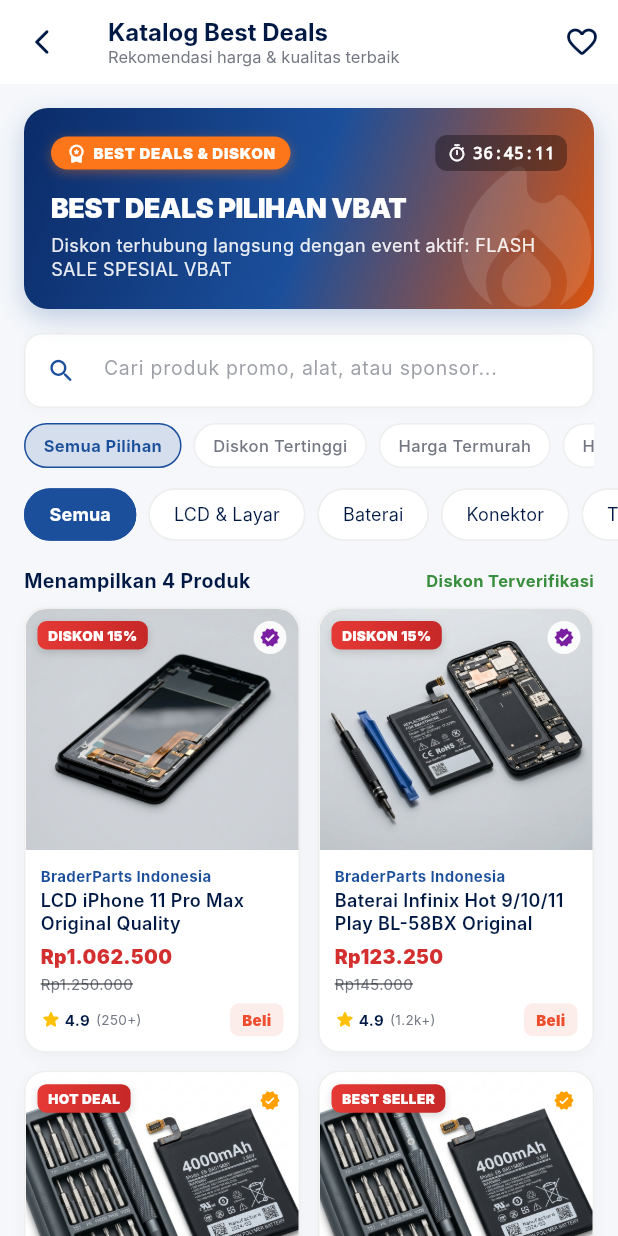
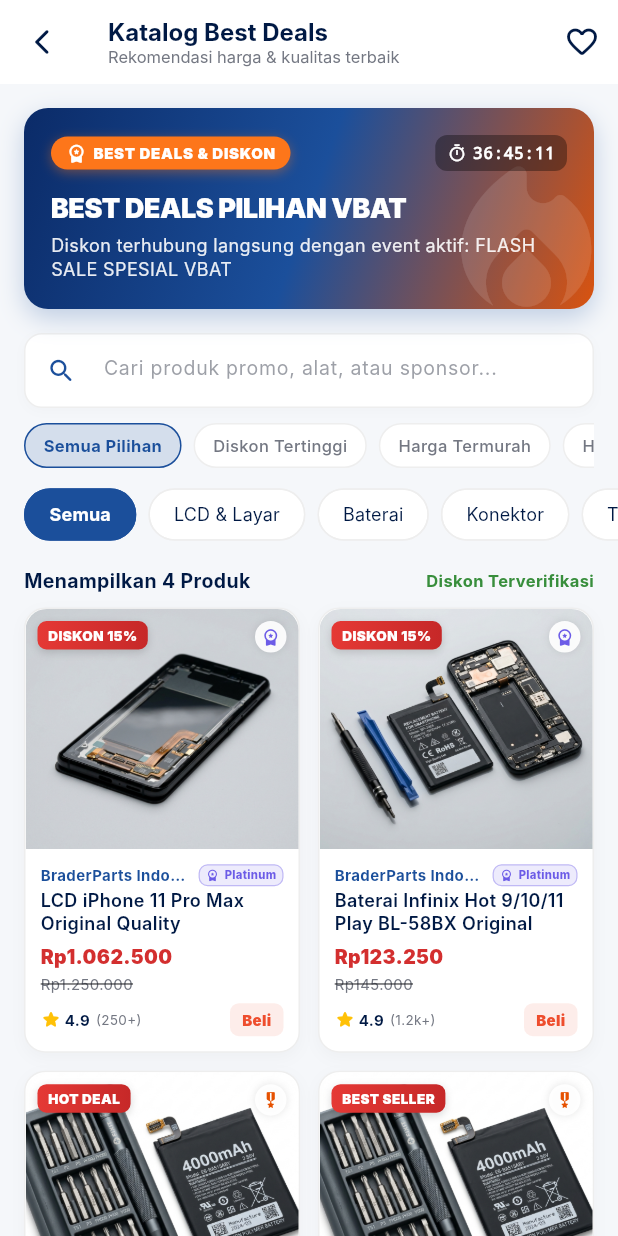
Before and after one commit to dapskuycode/MOCKUP-VBAT, a Flutter app: the ShopPage screen opened directly, after a tap on "Lihat Semua", on a phone screen of 412 x 824 dp. Run offline on Flutter 3.47's test engine with Material 3 defaults, Android fonts, the phone set to English and light mode, and no system bars; our stand-ins replace dartz, dio, equatable, flutter_bloc, go_router, qr_flutter and 3 more; missing offline and left inert: youtube_explode_dart; accounts and stored records are empty; network calls fail; Roboto replaces fonts that are missing (Inter).

Commit message:
feat(app): implement APP-01 Best Deal navigation and APP-02 standardized tier badges

```diff
--- a/lib/core/routes/app_router.dart
+++ b/lib/core/routes/app_router.dart
@@ -221,6 +221,10 @@
         builder: (context, state) => const BestDealsPage(),
       ),
       GoRoute(
+        path: '/shop/best-deals',
+        builder: (context, state) => const BestDealsPage(),
+      ),
+      GoRoute(
         path: '/settings',
         builder: (context, state) => const SettingsPage(),
       ),
--- a/lib/core/widgets/horizontal_sponsor_slider.dart
+++ b/lib/core/widgets/horizontal_sponsor_slider.dart
@@ -3,6 +3,7 @@
 import 'package:vbat_ponsel/core/utils/wishlist_helper.dart';
 import 'package:vbat_ponsel/core/widgets/video_preview_widget.dart';
 import 'package:vbat_ponsel/core/widgets/skeleton_loading.dart';
+import 'package:vbat_ponsel/core/widgets/sponsor_tier_badge.dart';
 
 class HorizontalSponsorSlider extends StatefulWidget {
   final List<Map<String, dynamic>> banners;
@@ -113,10 +114,6 @@
                   itemBuilder: (context, sIndex) {
                     final banner = items[sIndex];
                     final String tier = (banner['tier'] ?? 'PARTNER').toString().toUpperCase();
-                    Color tierColor = const Color(0xFF1B4F9B);
-                    if (tier == "PLATINUM") tierColor = const Color(0xFF6C5CE7);
-                    if (tier == "GOLD") tierColor = const Color(0xFFFD761A);
-                    if (tier == "SILVER") tierColor = const Color(0xFF718096);
 
                     final String imgPath = (banner['image'] ?? banner['media_path'] ?? '').toString();
                     final String mediaType = (banner['media_type'] ?? 'image').toString();
@@ -197,31 +194,15 @@
                             ),
                           ),
 
-                          // Tier Badge at Top Left
+                          // Tier Badge at Top Left (APP-02)
                           Positioned(
                             top: 10,
                             left: 12,
-                            child: Container(
-                              padding: const EdgeInsets.symmetric(horizontal: 7, vertical: 3),
-                              decoration: BoxDecoration(
-                                color: tierColor,
-                                borderRadius: BorderRadius.circular(5),
-                                boxShadow: [
-                                  BoxShadow(
-                                    color: Colors.black.withValues(alpha: 0.25),
-                                    blurRadius: 4,
-                                  ),
-                                ],
-                              ),
-                              child: Text(
-                                "SPONSOR • $tier",
-                                style: const TextStyle(
-                                  color: Colors.white,
-                                  fontSize: 10,
-                                  fontWeight: FontWeight.bold,
-                                  letterSpacing: 0.5,
-                                ),
-                              ),
+                            child: SponsorTierBadge(
+                              rawTier: tier,
+                              isSolid: true,
+                              fontSize: 10,
+                              iconSize: 12,
                             ),
                           ),
 
--- /dev/null
+++ b/lib/core/widgets/sponsor_tier_badge.dart
@@ -0,0 +1,148 @@
+import 'package:flutter/material.dart';
+
+class SponsorTierBadge extends StatelessWidget {
+  final String rawTier;
+  final double fontSize;
+  final double iconSize;
+  final EdgeInsetsGeometry padding;
+  final bool isSolid;
+
+  const SponsorTierBadge({
+    super.key,
+    required this.rawTier,
+    this.fontSize = 9.0,
+    this.iconSize = 11.0,
+    this.padding = const EdgeInsets.symmetric(horizontal: 6, vertical: 2),
+    this.isSolid = false,
+  });
+
+  /// Standardisasi nama tier ringkas (APP-02):
+  /// Mengubah "Sponsor Platinum" -> "Platinum", "SPONSOR GOLD" -> "Gold", dsb.
+  static String cleanTierName(String raw) {
+    String clean = raw
+        .replaceAll(RegExp(r'sponsor\s*', caseSensitive: false), '')
+        .replaceAll(RegExp(r'•\s*', caseSensitive: false), '')
+        .trim();
+
+    if (clean.isEmpty) return 'Partner';
+
+    final lower = clean.toLowerCase();
+    if (lower == 'diamond') return 'Diamond';
+    if (lower == 'platinum') return 'Platinum';
+    if (lower == 'gold') return 'Gold';
+    if (lower == 'silver') return 'Silver';
+    if (lower == 'bronze') return 'Bronze';
+    if (lower == 'kontribusi') return 'Kontribusi';
+    return clean[0].toUpperCase() + clean.substring(1).toLowerCase();
+  }
+
+  static Color getTierColor(String tierName) {
+    final lower = tierName.toLowerCase();
+    switch (lower) {
+      case 'diamond':
+        return const Color(0xFF0096C7);
+      case 'platinum':
+        return const Color(0xFF6C5CE7);
+      case 'gold':
+        return const Color(0xFFE65100);
+      case 'silver':
+        return const Color(0xFF5A6B82);
+      case 'bronze':
+        return const Color(0xFF8D6E63);
+      case 'kontribusi':
+        return const Color(0xFF0284C7);
+      default:
+        return const Color(0xFF1B4F9B);
+    }
+  }
+
+  static IconData getTierIcon(String tierName) {
+    final lower = tierName.toLowerCase();
+    switch (lower) {
+      case 'diamond':
+        return Icons.diamond_rounded;
+      case 'platinum':
+        return Icons.workspace_premium_rounded;
+      case 'gold':
+        return Icons.military_tech_rounded;
+      case 'silver':
+        return Icons.shield_rounded;
+      case 'bronze':
+        return Icons.verified_rounded;
+      case 'kontribusi':
+        return Icons.handshake_rounded;
+      default:
+        return Icons.stars_rounded;
+    }
+  }
+
+  @override
+  Widget build(BuildContext context) {
+    final String tierName = cleanTierName(rawTier);
+    final Color color = getTierColor(tierName);
+    final IconData icon = getTierIcon(tierName);
+
+    if (isSolid) {
+      return Container(
+        padding: padding,
+        decoration: BoxDecoration(
+          color: color,
+          borderRadius: BorderRadius.circular(6),
+          boxShadow: [
+            BoxShadow(
+              color: color.withValues(alpha: 0.35),
+              blurRadius: 4,
+              offset: const Offset(0, 1.5),
+            ),
+          ],
+        ),
+        child: Row(
+          mainAxisSize: MainAxisSize.min,
+          crossAxisAlignment: CrossAxisAlignment.center,
+          children: [
+            Icon(icon, size: iconSize, color: Colors.white),
+            const SizedBox(width: 3.5),
+            Text(
+              tierName,
+              style: TextStyle(
+                color: Colors.white,
+                fontWeight: FontWeight.w900,
+                fontSize: fontSize,
+                letterSpacing: 0.3,
+              ),
+            ),
+          ],
+        ),
+      );
+    }
+
+    return Container(
+      padding: padding,
+      decoration: BoxDecoration(
+        color: color.withValues(alpha: 0.12),
+        borderRadius: BorderRadius.circular(6),
+        border: Border.all(
+          color: color.withValues(alpha: 0.35),
+          width: 0.8,
+        ),
+      ),
+      child: Row(
+        mainAxisSize: MainAxisSize.min,
+        crossAxisAlignment: CrossAxisAlignment.center,
+        children: [
+          Icon(icon, size: iconSize, color: color),
+          const SizedBox(width: 3.5),
+          Text(
+            tierName,
+            style: TextStyle(
+              color: color,
+              fontWeight: FontWeight.w800,
+              fontSize: fontSize,
+              letterSpacing: 0.2,
+            ),
+          ),
+        ],
+      ),
+    );
+  }
+}
--- a/lib/features/home/presentation/pages/global_search_page.dart
+++ b/lib/features/home/presentation/pages/global_search_page.dart
@@ -4,6 +4,7 @@
 import 'package:vbat_ponsel/core/theme/theme_manager.dart';
 import 'package:vbat_ponsel/core/utils/session_manager.dart';
 import 'package:vbat_ponsel/core/utils/wishlist_helper.dart';
+import 'package:vbat_ponsel/core/widgets/sponsor_tier_badge.dart';
 
 class GlobalSearchPage extends StatefulWidget {
   const GlobalSearchPage({super.key});
@@ -1684,20 +1685,11 @@
               Positioned(
                 top: 8,
                 left: 10,
-                child: Container(
+                child: SponsorTierBadge(
+                  rawTier: tier,
+                  isSolid: true,
+                  fontSize: 8.5,
                   padding: const EdgeInsets.symmetric(horizontal: 6, vertical: 2),
-                  decoration: BoxDecoration(
-                    color: const Color(0xFF6C5CE7),
-                    borderRadius: BorderRadius.circular(4),
-                  ),
-                  child: Text(
-                    "SPONSOR • $tier",
-                    style: const TextStyle(
-                      color: Colors.white,
-                      fontSize: 8.5,
-                      fontWeight: FontWeight.bold,
-                    ),
-                  ),
                 ),
               ),
               Positioned(
--- a/lib/features/home/presentation/pages/home_page.dart
+++ b/lib/features/home/presentation/pages/home_page.dart
@@ -13,6 +13,7 @@
 import 'package:vbat_ponsel/core/widgets/video_preview_widget.dart';
 import 'package:vbat_ponsel/core/widgets/horizontal_sponsor_slider.dart';
 import 'package:vbat_ponsel/core/widgets/event_promo_carousel.dart';
+import 'package:vbat_ponsel/core/widgets/sponsor_tier_badge.dart';
 
 class HomePage extends StatefulWidget {
   const HomePage({super.key});
@@ -1203,7 +1204,11 @@
             children: [
               Row(
                 children: [
-                  Container(
+                  GestureDetector(
+                    onTap: () {
+                      context.push('/best-deals');
+                    },
+                    child: Container(
                       padding: const EdgeInsets.symmetric(
                         horizontal: 10,
                         vertical: 5,
@@ -1243,6 +1248,7 @@
                         ],
                       ),
                     ),
+                  ),
                   const SizedBox(width: 8),
                   // POIN 8: label mitra
                   Container(
@@ -1277,9 +1283,10 @@
                     ),
                   ),
                   const Spacer(),
+                  // APP-01: Navigasi tombol Best Deal di Beranda langsung ke Best Deals Page
                   GestureDetector(
                     onTap: () {
-                      SessionManager.currentTabIndex.value = 1;
+                      context.push('/best-deals');
                     },
                     child: Row(
                       children: [
@@ -1889,11 +1896,6 @@
     final String targetUrl = promo["target_url"] ?? "https://shopee.co.id";
     final String image = promo["image"] ?? "";
 
-    Color tierColor = const Color(0xFF1B4F9B);
-    if (tier == "PLATINUM") tierColor = const Color(0xFF6C5CE7);
-    if (tier == "GOLD") tierColor = const Color(0xFFFD761A);
-    if (tier == "SILVER") tierColor = const Color(0xFF718096);
-
     showDialog(
       context: context,
       builder: (ctx) => Dialog(
@@ -1907,29 +1909,12 @@
               Row(
                 mainAxisAlignment: MainAxisAlignment.spaceBetween,
                 children: [
-                  Container(
+                  // APP-02: Standardisasi tampilan nama & ikon tier
+                  SponsorTierBadge(
+                    rawTier: tier,
+                    fontSize: 11,
+                    iconSize: 14,
                     padding: const EdgeInsets.symmetric(horizontal: 10, vertical: 4),
-                    decoration: BoxDecoration(
-                      color: tierColor.withValues(alpha: 0.12),
-                      borderRadius: BorderRadius.circular(20),
-                      border: Border.all(color: tierColor.withValues(alpha: 0.3)),
-                    ),
-                    child: Row(
-                      mainAxisSize: MainAxisSize.min,
-                      children: [
-                        Icon(Icons.verified_rounded, size: 14, color: tierColor),
-                        const SizedBox(width: 4),
-                        Text(
-                          "$tier SPONSOR",
-                          style: TextStyle(
-                            fontSize: 11,
-                            fontWeight: FontWeight.bold,
-                            color: tierColor,
-                            letterSpacing: 0.5,
-                          ),
-                        ),
-                      ],
-                    ),
                   ),
                   IconButton(
                     icon: const Icon(Icons.close, size: 20),
@@ -2696,7 +2681,7 @@
     );
   }
 
-  // POIN 6 & 8: Best Deal Card (menggantikan Flash Sale Card) - dengan badge mitra
+  // POIN 6 & 8 & APP-01: Best Deal Card navigasi langsung ke Best Deals Page
   Widget _buildBestDealCard(
     String name,
     String price,
@@ -2707,11 +2692,7 @@
   }) {
     return GestureDetector(
       onTap: () {
-        WishlistHelper.showMarketplaceSheet(
-          context,
-          name,
-          "https://shopee.co.id/brader_parts?categoryId=100013&entryPoint=ShopByPDP&itemId=22913463095",
-        );
+        context.push('/best-deals');
       },
       child: Container(
         width: 130,
--- a/lib/features/shop/presentation/pages/best_deals_page.dart
+++ b/lib/features/shop/presentation/pages/best_deals_page.dart
@@ -1,3 +1,5 @@
+
+
 import 'dart:async';
 import 'package:dio/dio.dart';
 import 'package:flutter/material.dart';
@@ -5,6 +7,7 @@
 import 'package:vbat_ponsel/core/theme/theme_manager.dart';
 import 'package:vbat_ponsel/core/utils/session_manager.dart';
 import 'package:vbat_ponsel/core/utils/wishlist_helper.dart';
+import 'package:vbat_ponsel/core/widgets/sponsor_tier_badge.dart';
 
 class BestDealsPage extends StatefulWidget {
   const BestDealsPage({super.key});
@@ -723,20 +726,26 @@
                         ),
                       ),
                     ),
-                    if (tier == 'PLATINUM' || tier == 'GOLD')
+                    // APP-02: Icon Penanda Visual Tier Resmi
                     Positioned(
                       top: 8,
                       right: 8,
                       child: Container(
                         padding: const EdgeInsets.all(4),
                         decoration: BoxDecoration(
-                            color: Colors.white.withValues(alpha: 0.9),
+                          color: Colors.white.withValues(alpha: 0.92),
                           shape: BoxShape.circle,
+                          boxShadow: [
+                            BoxShadow(
+                              color: Colors.black.withValues(alpha: 0.1),
+                              blurRadius: 4,
+                            ),
+                          ],
                         ),
                         child: Icon(
-                            Icons.verified_rounded,
-                            size: 14,
-                            color: tier == 'PLATINUM' ? const Color(0xFF7B1FA2) : const Color(0xFFFFA000),
+                          SponsorTierBadge.getTierIcon(tier),
+                          size: 13,
+                          color: SponsorTierBadge.getTierColor(tier),
                         ),
                       ),
                     ),
@@ -750,7 +759,7 @@
                 child: Column(
                   crossAxisAlignment: CrossAxisAlignment.start,
                   children: [
-                    // Sponsor Name
+                    // Sponsor Name & APP-02 Ringkas Badge
                     Row(
                       children: [
                         Expanded(
@@ -764,6 +773,13 @@
                             maxLines: 1,
                             overflow: TextOverflow.ellipsis,
                           ),
+                        ),
+                        const SizedBox(width: 4),
+                        SponsorTierBadge(
+                          rawTier: tier,
+                          fontSize: 7.5,
+                          iconSize: 9,
+                          padding: const EdgeInsets.symmetric(horizontal: 4, vertical: 1),
                         ),
                       ],
                     ),
--- a/lib/features/shop/presentation/pages/shop_page.dart
+++ b/lib/features/shop/presentation/pages/shop_page.dart
@@ -8,6 +8,7 @@
 import 'package:vbat_ponsel/core/utils/wishlist_helper.dart';
 import 'package:vbat_ponsel/core/widgets/horizontal_sponsor_slider.dart';
 import 'package:vbat_ponsel/core/widgets/event_promo_carousel.dart';
+import 'package:vbat_ponsel/core/widgets/sponsor_tier_badge.dart';
 import 'package:vbat_ponsel/features/home/presentation/pages/home_header_sliver.dart';
 import 'package:vbat_ponsel/features/shop/data/repositories/feed_repository.dart';
 
@@ -1881,22 +1882,12 @@
                           ),
                         ),
                         const SizedBox(height: 3),
-                        // Badge Tingkat/Tier
-                        Container(
+                        // Badge Tingkat/Tier Ringkas & Ber-ikon (APP-02)
+                        SponsorTierBadge(
+                          rawTier: pTier,
+                          fontSize: 8,
+                          iconSize: 10,
                           padding: const EdgeInsets.symmetric(horizontal: 5, vertical: 1.5),
-                          decoration: BoxDecoration(
-                            color: pColor.withValues(alpha: isSelected ? 0.9 : 0.15),
-                            borderRadius: BorderRadius.circular(4),
-                          ),
-                          child: Text(
-                            pTier,
-                            style: TextStyle(
-                              fontSize: 8,
-                              fontWeight: FontWeight.bold,
-                              color: isSelected ? Colors.white : pColor,
-                              letterSpacing: 0.3,
-                            ),
-                          ),
                         ),
                       ],
                     ),
```
Lines whose indentation alone changed are shown as unchanged.
